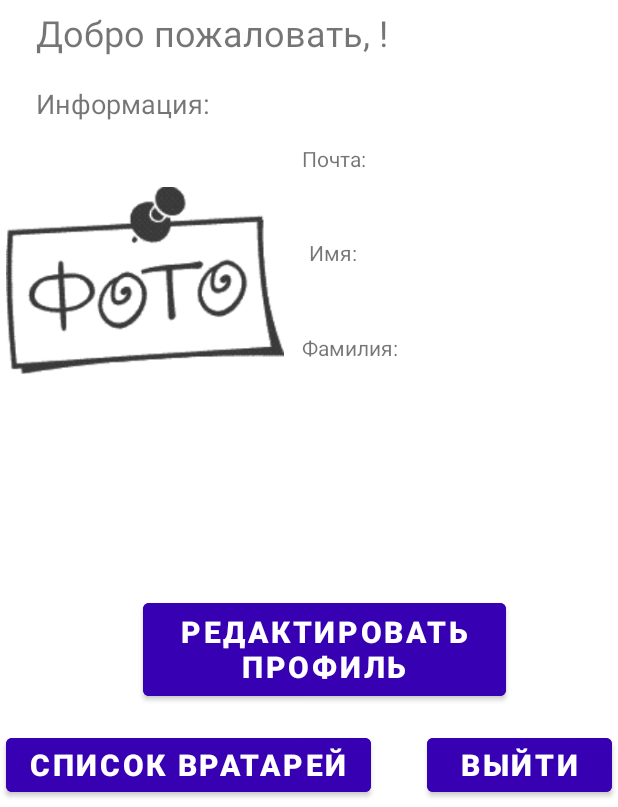
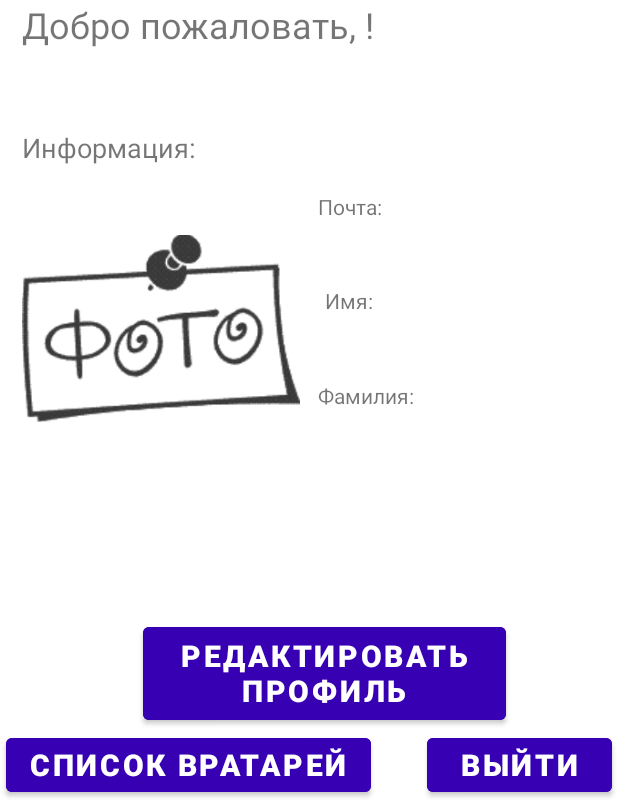
Before and after one commit to DegtyarevEvgeniy/HockeyApp, an Android app: the ProfileActivity screen opened directly, with no data from a screen before it, on a phone screen of 412 x 824 dp, the part 429-1236 px from its top. Run offline under Robolectric (Android 15) with nearby library versions, the phone set to English and light mode, and no system bars; our stand-ins replace Firebase (no records; nobody signed in at launch, a user with empty details on screens opened directly).

Commit message:
notifications corrected

```diff
--- a/app/src/main/java/com/slalom/example/domain/rigistration/MainActivity.java
+++ b/app/src/main/java/com/slalom/example/domain/rigistration/MainActivity.java
@@ -71,22 +71,6 @@
                 break;
             case R.id.singIn:
                 userLogin();
-                Intent notificationIntent = new Intent(MainActivity.this, MainActivity.class);
-                PendingIntent contentIntent = PendingIntent.getActivity(MainActivity.this,
-                        0, notificationIntent,
-                        PendingIntent.FLAG_CANCEL_CURRENT);
-
-                NotificationCompat.Builder builder =
-                        new NotificationCompat.Builder(MainActivity.this, CHANNEL_1_ID)
-                                .setSmallIcon(R.drawable.ic_one)
-                                .setContentTitle("Поздравляю!")
-                                .setContentText("Вы успешно вошли в ваш акканут :)")
-                                .setPriority(NotificationCompat.PRIORITY_DEFAULT)
-                                .setContentIntent(contentIntent);
-
-                NotificationManagerCompat notificationManager =
-                        NotificationManagerCompat.from(MainActivity.this);
-                notificationManager.notify(1, builder.build());
                 break;
             case R.id.forgotPassword:
                 startActivity(new Intent(this, ForgotPass.class));
@@ -130,6 +114,22 @@
 
                         if(user.isEmailVerified()){
                             startActivity(new Intent(MainActivity.this, ProfileActivity.class));
+                            Intent notificationIntent = new Intent(MainActivity.this, MainActivity.class);
+                            PendingIntent contentIntent = PendingIntent.getActivity(MainActivity.this,
+                                    0, notificationIntent,
+                                    PendingIntent.FLAG_CANCEL_CURRENT);
+
+                            NotificationCompat.Builder builder =
+                                    new NotificationCompat.Builder(MainActivity.this, CHANNEL_1_ID)
+                                            .setSmallIcon(R.drawable.ic_baseline_sports_hockey_24)
+                                            .setContentTitle("Поздравляю!")
+                                            .setContentText("Вы успешно вошли в ваш акканут :)")
+                                            .setPriority(NotificationCompat.PRIORITY_DEFAULT)
+                                            .setContentIntent(contentIntent);
+
+                            NotificationManagerCompat notificationManager =
+                                    NotificationManagerCompat.from(MainActivity.this);
+                            notificationManager.notify(1, builder.build());
                         }else{
                             user.sendEmailVerification();
                             Toast.makeText(MainActivity.this, "Проверьте свою почту!", Toast.LENGTH_LONG).show();
--- a/app/src/main/res/layout/activity_profile.xml
+++ b/app/src/main/res/layout/activity_profile.xml
@@ -18,14 +18,16 @@
 
     <TextView
         android:id="@+id/greeting"
-        android:layout_width="354dp"
-        android:layout_height="37dp"
-        android:layout_marginStart="24dp"
+        android:layout_width="323dp"
+        android:layout_height="78dp"
         android:layout_marginBottom="48dp"
         android:textSize="24sp"
         app:layout_constraintBottom_toTopOf="@+id/emailAddressTitle"
-        app:layout_constraintStart_toStartOf="parent"
-        app:layout_constraintTop_toBottomOf="@+id/imageView3" />
+        app:layout_constraintEnd_toEndOf="@+id/imageView3"
+        app:layout_constraintHorizontal_bias="1.0"
+        app:layout_constraintStart_toStartOf="@+id/imageView3"
+        app:layout_constraintTop_toBottomOf="@+id/imageView3"
+        app:layout_constraintVertical_bias="0.0" />
 
     <TextView
         android:id="@+id/fullName"
@@ -128,7 +130,7 @@
         android:id="@+id/edit"
         android:layout_width="242dp"
         android:layout_height="74dp"
-        android:layout_marginBottom="68dp"
+        android:layout_marginBottom="52dp"
         android:backgroundTint="@color/design_default_color_primary_dark"
         android:text="редактировать профиль"
         android:textColor="#ffff"
@@ -143,21 +145,19 @@
         android:id="@+id/textInfo"
         android:layout_width="wrap_content"
         android:layout_height="wrap_content"
+        android:layout_marginTop="8dp"
         android:text="Информация:"
         android:textSize="18sp"
-        app:layout_constraintBottom_toTopOf="@+id/emailAddressTitle"
         app:layout_constraintStart_toStartOf="@+id/greeting"
-        app:layout_constraintTop_toBottomOf="@+id/greeting"
-        app:layout_constraintVertical_bias="0.486" />
+        app:layout_constraintTop_toBottomOf="@+id/greeting" />
 
     <ImageView
         android:id="@+id/profilePic"
         android:layout_width="185dp"
         android:layout_height="182dp"
-        android:layout_marginStart="4dp"
-        android:layout_marginTop="96dp"
+        android:layout_marginTop="128dp"
         android:src="@drawable/test"
-        app:layout_constraintStart_toStartOf="parent"
+        app:layout_constraintStart_toStartOf="@+id/greeting"
         app:layout_constraintTop_toBottomOf="@+id/imageView3"
         tools:srcCompat="@tools:sample/avatars" />
 
```
